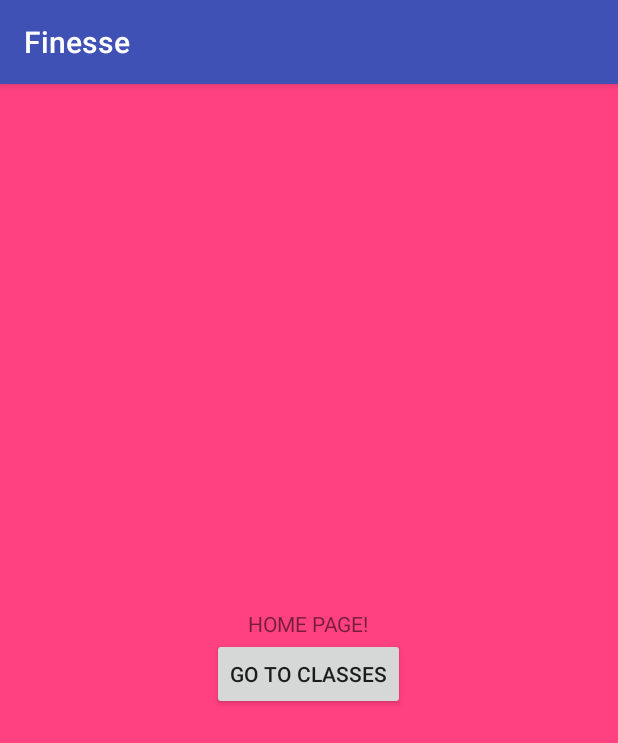
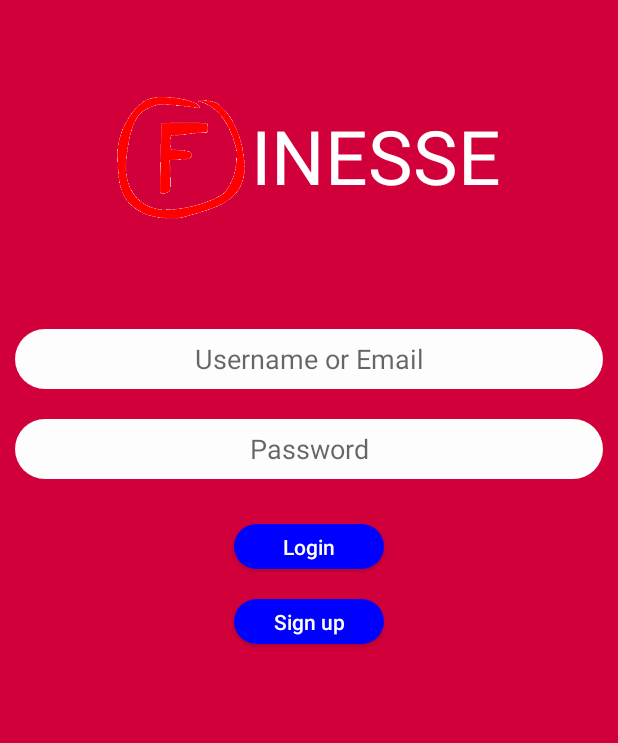
Before and after one commit to FinesseApp/FinesseU, an Android app: the screen it shows after launch (MainActivity), on a phone screen of 412 x 824 dp. Shown: the top 743 px of the screen. Run offline under Robolectric (Android 15) with nearby library versions, the phone set to English and light mode, and no system bars; 2 statements that could not run were skipped.

Commit message:
integrated login

```diff
--- /dev/null
+++ b/app/src/main/res/drawable/button_style.xml
@@ -0,0 +1,12 @@
+<?xml version="1.0" encoding="utf-8"?>
+<selector xmlns:android="http://schemas.android.com/apk/res/android">
+    <item>
+        <shape android:shape="rectangle">
+            <corners android:radius="50dp"/>
+            <solid android:color="#0000ff"/>
+            <size android:height="30dp"/>
+
+
+        </shape>
+    </item>
+</selector>
--- /dev/null
+++ b/app/src/main/res/drawable/edit_text.xml
@@ -0,0 +1,11 @@
+<?xml version="1.0" encoding="utf-8"?>
+<selector xmlns:android="http://schemas.android.com/apk/res/android">
+    <item>
+        <shape android:shape="rectangle">
+            <corners android:radius="50dp"/>
+            <solid android:color="#FDFDFE"/>
+            <size android:height="40dp"/>
+
+        </shape>
+    </item>
+</selector>
--- a/app/src/main/res/layout/activity_main.xml
+++ b/app/src/main/res/layout/activity_main.xml
@@ -1,22 +1,102 @@
-<?xml version="1.0" encoding="utf-8"?>
-<LinearLayout xmlns:android="http://schemas.android.com/apk/res/android"
-    xmlns:tools="http://schemas.android.com/tools"
+<!--<?xml version="1.0" encoding="utf-8"?>-->
+<!--<LinearLayout xmlns:android="http://schemas.android.com/apk/res/android"-->
+    <!--xmlns:tools="http://schemas.android.com/tools"-->
+    <!--android:layout_width="match_parent"-->
+    <!--android:layout_height="match_parent"-->
+    <!--android:orientation="vertical"-->
+    <!--android:gravity="center"-->
+    <!--android:background="@color/colorAccent"-->
+    <!--tools:context="com.osalaam.immersionproj2.MainActivity">-->
+
+    <!--<TextView-->
+        <!--android:layout_width="wrap_content"-->
+        <!--android:layout_height="wrap_content"-->
+        <!--android:text="HOME PAGE!" />-->
+    <!--<Button-->
+        <!--android:id="@+id/classes"-->
+        <!--android:text="@string/class_button"-->
+        <!--android:layout_width="wrap_content"-->
+        <!--android:layout_height="wrap_content"-->
+        <!--android:layout_gravity="center"/>-->
+
+<!--</LinearLayout>-->
+
+
+
+
+
+<RelativeLayout xmlns:android="http://schemas.android.com/apk/res/android"
+xmlns:app="http://schemas.android.com/apk/res-auto"
+xmlns:tools="http://schemas.android.com/tools"
+android:layout_width="match_parent"
+android:layout_height="match_parent"
+>
+
+<LinearLayout
     android:layout_width="match_parent"
     android:layout_height="match_parent"
     android:orientation="vertical"
-    android:gravity="center"
-    android:background="@color/colorAccent"
-    tools:context="com.osalaam.immersionproj2.MainActivity">
+    android:background="@color/colorPrimaryDark"
+    android:layout_alignParentTop="true"
+    android:layout_alignParentStart="true">
 
-    <TextView
+    <LinearLayout
+        android:layout_marginTop="30dp"
         android:layout_width="wrap_content"
         android:layout_height="wrap_content"
-        android:text="HOME PAGE!" />
-    <Button
-        android:id="@+id/classes"
-        android:text="@string/class_button"
-        android:layout_width="wrap_content"
-        android:layout_height="wrap_content"
-        android:layout_gravity="center"/>
+        android:layout_gravity="center"
+        android:orientation="horizontal">
+
+
+        <ImageView
+            android:id="@+id/imageView"
+            android:layout_width="89dp"
+            android:layout_height="149dp"
+            app:srcCompat="@drawable/finesse" />
+
+        <TextView
+            android:layout_marginTop="40dp"
+            android:textSize="50dp"
+            android:textColor="#FFFFFF"
+            android:id="@+id/textView"
+            android:layout_width="match_parent"
+            android:layout_height="wrap_content"
+            android:gravity="center"
+            android:text="INESSE" />
+
+    </LinearLayout>
+    <LinearLayout
+        android:layout_marginTop="30dp"
+        android:layout_width="match_parent"
+        android:layout_height="match_parent"
+        android:orientation="vertical">
+
+
+        <EditText
+            style="@style/editText_style"
+            android:hint="Username or Email"
+            android:id="@+id/editText2"
+            android:inputType="textEmailAddress" />
+
+        <EditText
+            style="@style/editText_style"
+            android:id="@+id/editText3"
+            android:hint="Password"
+            android:inputType="textPassword" />
+
+        <Button
+            android:id="@+id/loginbutton"
+            android:layout_gravity="center"
+            style="@style/button_style"
+            android:text="Login" />
+        <Button
+
+            android:id="@+id/signupbutton"
+            style="@style/button_style"
+            android:layout_gravity="center"
+            android:text="Sign up" />
+
+    </LinearLayout>
 
 </LinearLayout>
+</RelativeLayout>
--- a/app/src/main/res/values/colors.xml
+++ b/app/src/main/res/values/colors.xml
@@ -1,6 +1,6 @@
 <?xml version="1.0" encoding="utf-8"?>
 <resources>
     <color name="colorPrimary">#3F51B5</color>
-    <color name="colorPrimaryDark">#303F9F</color>
+    <color name="colorPrimaryDark">#D1003A</color>
     <color name="colorAccent">#FF4081</color>
 </resources>
--- a/app/src/main/res/values/styles.xml
+++ b/app/src/main/res/values/styles.xml
@@ -1,11 +1,49 @@
+<!--<resources>-->
+
+    <!--&lt;!&ndash; Base application theme. &ndash;&gt;-->
+    <!--<style name="AppTheme" parent="Theme.AppCompat.Light.DarkActionBar">-->
+        <!--&lt;!&ndash; Customize your theme here. &ndash;&gt;-->
+        <!--<item name="colorPrimary">@color/colorPrimary</item>-->
+        <!--<item name="colorPrimaryDark">@color/colorPrimaryDark</item>-->
+        <!--<item name="colorAccent">@color/colorAccent</item>-->
+    <!--</style>-->
+
+<!--</resources>-->
+
+
+
+
+
+
+
+
 <resources>
 
     <!-- Base application theme. -->
-    <style name="AppTheme" parent="Theme.AppCompat.Light.DarkActionBar">
+    <style name="AppTheme" parent="Theme.AppCompat.Light.NoActionBar">
         <!-- Customize your theme here. -->
         <item name="colorPrimary">@color/colorPrimary</item>
         <item name="colorPrimaryDark">@color/colorPrimaryDark</item>
         <item name="colorAccent">@color/colorAccent</item>
     </style>
+    <style name="editText_style">
+        <item name="android:gravity">center</item>
+        <item name="android:background">@drawable/edit_text</item>
+        <item name="android:layout_margin">10dp</item>
+        <item name="android:layout_width">match_parent</item>
+        <item name="android:layout_height">wrap_content</item>
+        <item name="android:ems">10</item>
 
+    </style >
+
+
+    <style name="button_style">
+        <item name="android:background">@drawable/button_style</item>
+        <item name="android:layout_width">100dp</item>
+        <item name="android:layout_marginTop">20dp</item>
+        <item name="android:textColor">#FDFDFE</item>
+        <item name="android:layout_height">30dp</item>
+        <item name="android:textAllCaps">false</item>
+
+    </style>
 </resources>
```
Also changed, not shown: app/src/main/res/drawable/finesse.gif (added).
